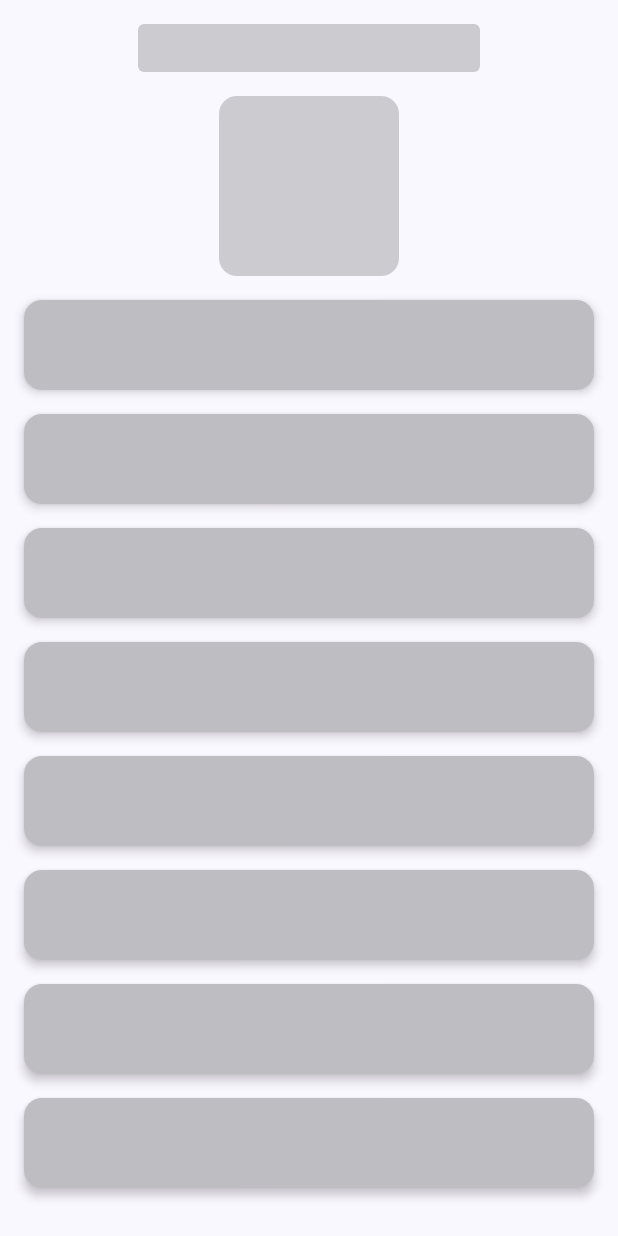
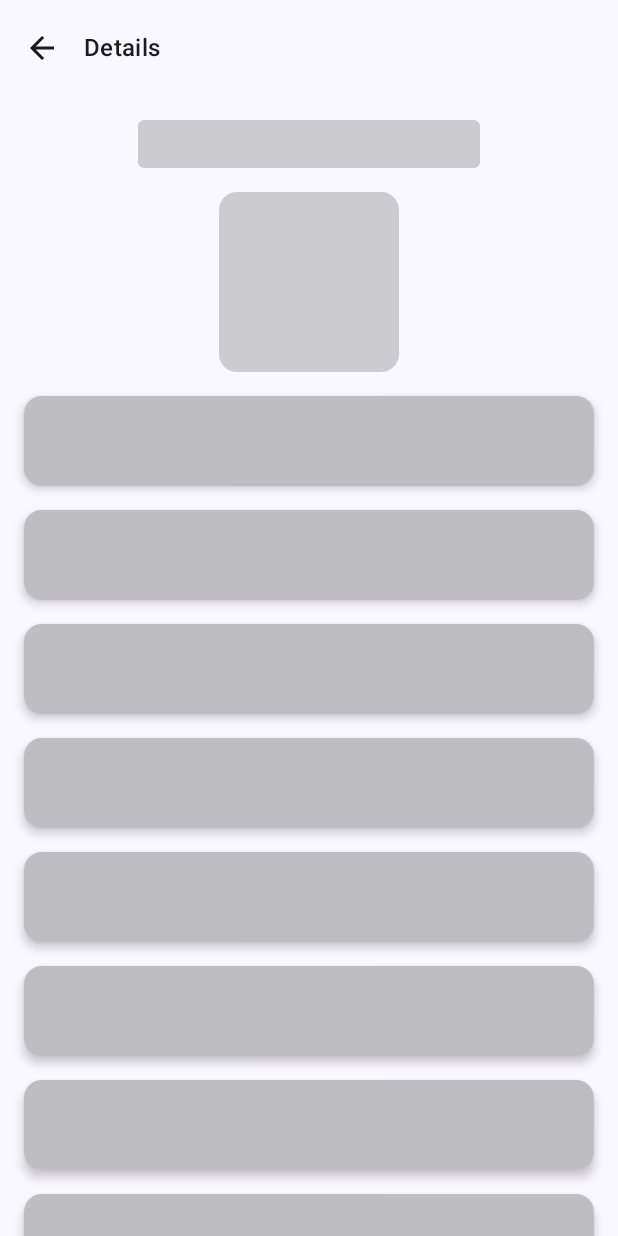
Before and after one commit to JorgeRiosDev/CountriesApp, an Android app built with Jetpack Compose: the composable CountryDetailsScreen called with empty values, on a phone screen of 412 x 824 dp. Run offline under Robolectric (Android 15) with nearby library versions, the phone set to English and light mode, and no system bars; our stand-ins replace Dagger/Hilt's generated code; pictures from the network do not load.

Commit message:
Add country details screen top bar

```diff
--- a/app/src/main/java/com/example/countriesapp/presentation/navigation/NavGraph.kt
+++ b/app/src/main/java/com/example/countriesapp/presentation/navigation/NavGraph.kt
@@ -48,7 +48,8 @@ private fun countryDetails(
         val countryName = backStackEntry.arguments?.getString("country_name")
         CountryDetailsScreen(
             countryName = countryName,
-            countryViewModel
+            navController = navController,
+            countryViewModel,
         )
     }
 }
--- a/app/src/main/java/com/example/countriesapp/presentation/screens/CountryDetailsScreen.kt
+++ b/app/src/main/java/com/example/countriesapp/presentation/screens/CountryDetailsScreen.kt
@@ -2,22 +2,28 @@ package com.example.countriesapp.presentation.screens
 
 import CountryState
 import androidx.compose.foundation.layout.Arrangement
+import androidx.compose.foundation.layout.Box
 import androidx.compose.foundation.layout.Column
 import androidx.compose.foundation.layout.Spacer
 import androidx.compose.foundation.layout.fillMaxSize
 import androidx.compose.foundation.layout.fillMaxWidth
 import androidx.compose.foundation.layout.height
 import androidx.compose.foundation.layout.padding
-import androidx.compose.foundation.layout.safeDrawingPadding
 import androidx.compose.foundation.layout.size
 import androidx.compose.foundation.rememberScrollState
 import androidx.compose.foundation.shape.RoundedCornerShape
 import androidx.compose.foundation.verticalScroll
+import androidx.compose.material.icons.Icons
+import androidx.compose.material.icons.automirrored.filled.ArrowBack
 import androidx.compose.material3.Card
 import androidx.compose.material3.CardDefaults
+import androidx.compose.material3.ExperimentalMaterial3Api
+import androidx.compose.material3.Icon
+import androidx.compose.material3.IconButton
 import androidx.compose.material3.MaterialTheme
-import androidx.compose.material3.Surface
+import androidx.compose.material3.Scaffold
 import androidx.compose.material3.Text
+import androidx.compose.material3.TopAppBar
 import androidx.compose.runtime.Composable
 import androidx.compose.runtime.LaunchedEffect
 import androidx.compose.runtime.collectAsState
@@ -26,13 +32,20 @@ import androidx.compose.ui.Alignment
 import androidx.compose.ui.Modifier
 import androidx.compose.ui.draw.clip
 import androidx.compose.ui.unit.dp
+import androidx.navigation.NavHostController
 import coil.compose.AsyncImage
 import com.example.countriesapp.presentation.viewmodels.CountryViewModel
 import com.example.countriesapp.utils.CountryDetailsSkeleton
 
 
+@OptIn(ExperimentalMaterial3Api::class)
 @Composable
-fun CountryDetailsScreen(countryName: String?, viewModel: CountryViewModel) {
+fun CountryDetailsScreen(
+    countryName: String?,
+    navController: NavHostController,
+    viewModel: CountryViewModel
+
+) {
 
     LaunchedEffect(Unit) {
         viewModel.fetchCountryByName(countryName.toString())
@@ -40,14 +53,38 @@ fun CountryDetailsScreen(countryName: String?, viewModel: CountryViewModel) {
 
     val countryState by viewModel.countryState.collectAsState()
 
+    Scaffold(
+        topBar = {
+            TopAppBar(
+                navigationIcon = {
+                    IconButton(onClick = {
+                        navController.popBackStack()
+                    }) {
+                        Icon(
+                            imageVector = Icons.AutoMirrored.Filled.ArrowBack,
+                            contentDescription = "Volver"
+                        )
 
-    Surface(color = MaterialTheme.colorScheme.background) {
-        if (countryState.country == null) {
-            CountryDetailsSkeleton()
-        } else {
-            CountryDetailsContent(countryState)
+                    }
+                },
+                modifier = Modifier.fillMaxWidth(),
+
+                title = {
+                    Text(
+                        text = "Details",
+                        style = MaterialTheme.typography.titleMedium
+                    )
+                },
+            )
         }
-
+    ) { paddingValues ->
+        Box(modifier = Modifier.padding(paddingValues)) {
+            if (countryState.country == null) {
+                CountryDetailsSkeleton()
+            } else {
+                CountryDetailsContent(countryState)
+            }
+        }
     }
 }
 
@@ -57,7 +94,6 @@ fun CountryDetailsContent(countryState: CountryState) {
     Column(
         modifier = Modifier
             .fillMaxSize()
-            .safeDrawingPadding()
             .verticalScroll(rememberScrollState())
             .padding(16.dp),
         verticalArrangement = Arrangement.spacedBy(16.dp)
@@ -180,5 +216,4 @@ fun CountryDetailsContent(countryState: CountryState) {
             }
         }
     }
-
 }
--- a/app/src/main/java/com/example/countriesapp/presentation/screens/CountryScreen.kt
+++ b/app/src/main/java/com/example/countriesapp/presentation/screens/CountryScreen.kt
@@ -20,7 +20,6 @@ import androidx.compose.material3.HorizontalDivider
 import androidx.compose.material3.MaterialTheme
 import androidx.compose.material3.Text
 import androidx.compose.runtime.Composable
-import androidx.compose.runtime.LaunchedEffect
 import androidx.compose.runtime.collectAsState
 import androidx.compose.runtime.getValue
 import androidx.compose.ui.Alignment
@@ -63,11 +62,8 @@ fun CountryScreen(
                 )
                 CountryList(countries, navController)
             }
-
         }
     }
-
-
 }
 
 @Composable
@@ -116,5 +112,4 @@ fun CountryItem(country: Country, navController: NavHostController) {
         Spacer(modifier = Modifier.width(6.dp))
         HorizontalDivider()
     }
-
 }
--- a/app/src/main/java/com/example/countriesapp/presentation/theme/Theme.kt
+++ b/app/src/main/java/com/example/countriesapp/presentation/theme/Theme.kt
@@ -1,6 +1,5 @@
 package com.example.countriesapp.presentation.theme
 
-import android.app.Activity
 import android.os.Build
 import androidx.compose.foundation.isSystemInDarkTheme
 import androidx.compose.material3.MaterialTheme
```
